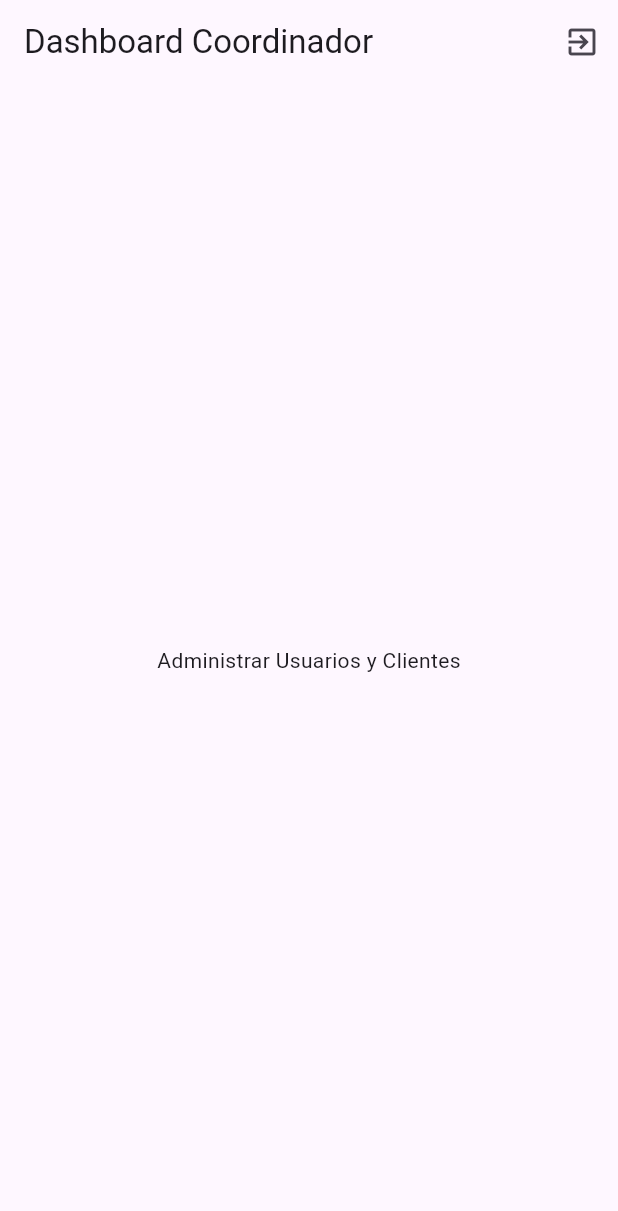
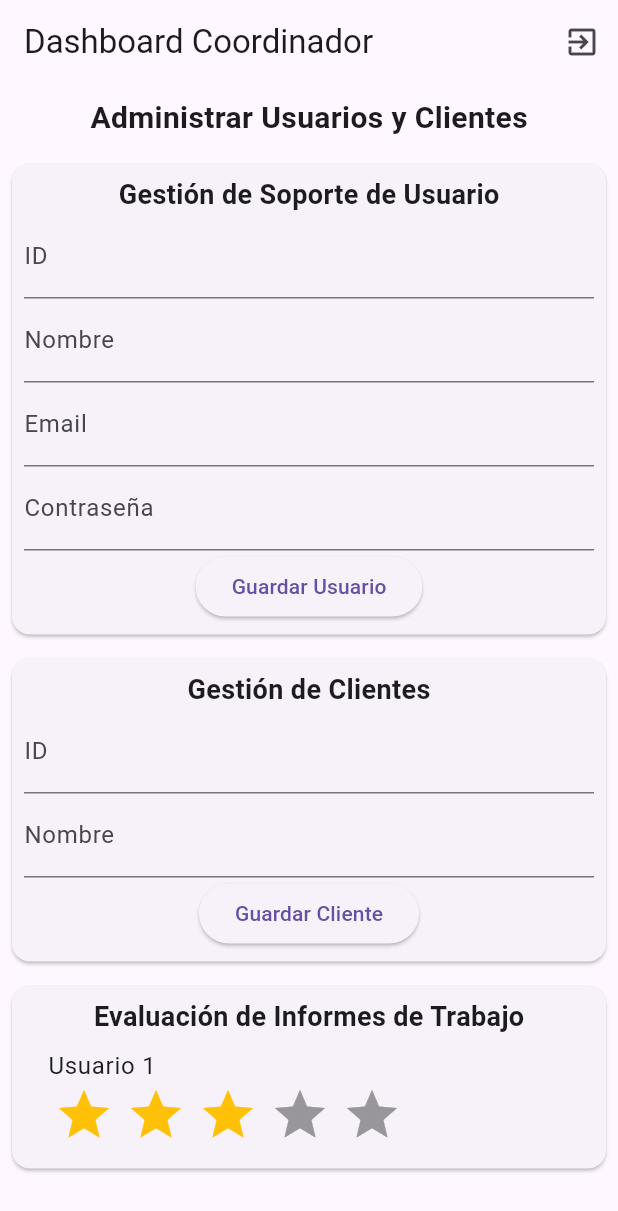
Before and after one commit to ddgutierrez/proyecto_clase, a Flutter app: the CoordinatorDashboard screen opened by its route, on a phone screen of 412 x 824 dp. Shown: the top 1211 px of the screen. Run offline on Flutter 3.47's test engine with Material 3 defaults, Android fonts, the phone set to English and light mode, and no system bars; drawn by our look-alikes of flutter_rating_bar.

Commit message:
Temporary changes to coordinator dashboard

```diff
--- a/lib/views/coordinator_dashboard.dart
+++ b/lib/views/coordinator_dashboard.dart
@@ -1,4 +1,5 @@
 import 'package:flutter/material.dart';
+import 'package:flutter_rating_bar/flutter_rating_bar.dart';
 
 class CoordinatorDashboard extends StatelessWidget {
   @override
@@ -17,7 +18,93 @@ class CoordinatorDashboard extends StatelessWidget {
           ),
         ],
       ),
-      body: Center(child: Text("Administrar Usuarios y Clientes")),
+      body: SingleChildScrollView(
+        child: Column(
+          children: [
+            Padding(
+              padding: const EdgeInsets.all(8.0),
+              child: Text('Administrar Usuarios y Clientes', style: TextStyle(fontSize: 20, fontWeight: FontWeight.bold)),
+            ),
+            UserSupportManagement(),
+            ClientManagement(),
+            WorkReportEvaluation(),
+          ],
+        ),
+      ),
     );
   }
 }
+
+class UserSupportManagement extends StatelessWidget {
+  @override
+  Widget build(BuildContext context) {
+    return Card(
+      margin: EdgeInsets.all(8),
+      child: Padding(
+        padding: EdgeInsets.all(8),
+        child: Column(
+          children: [
+            Text('Gestión de Soporte de Usuario', style: TextStyle(fontSize: 18, fontWeight: FontWeight.bold)),
+            TextFormField(decoration: InputDecoration(labelText: 'ID')),
+            TextFormField(decoration: InputDecoration(labelText: 'Nombre')),
+            TextFormField(decoration: InputDecoration(labelText: 'Email')),
+            TextFormField(decoration: InputDecoration(labelText: 'Contraseña')),
+            ElevatedButton(onPressed: () {}, child: Text('Guardar Usuario'))
+          ],
+        ),
+      ),
+    );
+  }
+}
+
+class ClientManagement extends StatelessWidget {
+  @override
+  Widget build(BuildContext context) {
+    return Card(
+      margin: EdgeInsets.all(8),
+      child: Padding(
+        padding: EdgeInsets.all(8),
+        child: Column(
+          children: [
+            Text('Gestión de Clientes', style: TextStyle(fontSize: 18, fontWeight: FontWeight.bold)),
+            TextFormField(decoration: InputDecoration(labelText: 'ID')),
+            TextFormField(decoration: InputDecoration(labelText: 'Nombre')),
+            ElevatedButton(onPressed: () {}, child: Text('Guardar Cliente'))
+          ],
+        ),
+      ),
+    );
+  }
+}
+
+class WorkReportEvaluation extends StatelessWidget {
+  @override
+  Widget build(BuildContext context) {
+    return Card(
+      margin: EdgeInsets.all(8),
+      child: Padding(
+        padding: EdgeInsets.all(8),
+        child: Column(
+          children: [
+            Text('Evaluación de Informes de Trabajo', style: TextStyle(fontSize: 18, fontWeight: FontWeight.bold)),
+            ListTile(
+              title: Text('Usuario 1'),
+              subtitle: RatingBar.builder(
+                initialRating: 3,
+                minRating: 1,
+                direction: Axis.horizontal,
+                allowHalfRating: true,
+                itemCount: 5,
+                itemPadding: EdgeInsets.symmetric(horizontal: 4.0),
+                itemBuilder: (context, _) => Icon(Icons.star, color: Colors.amber),
+                onRatingUpdate: (rating) {
+                  print(rating);
+                },
+              ),
+            ),
+          ],
+        ),
+      ),
+    );
+  }
+}
--- a/pubspec.yaml
+++ b/pubspec.yaml
@@ -10,6 +10,7 @@ dependencies:
   flutter:
     sdk: flutter
   collection: ^1.15.0
+  flutter_rating_bar: ^4.0.0
 
 
 dev_dependencies:
```
Also changed, not shown: pubspec.lock.
